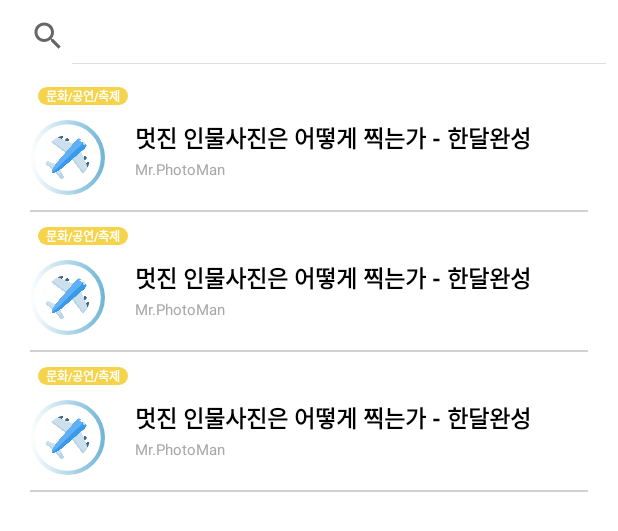
After one commit to KisungHong/seniorcafe, an Android app: the layout fragment_search.xml on its own in the app's theme, with its tools: preview values and no code run, on a phone screen of 412 x 824 dp. The commit adds this screen. Shown: the top 531 px of the screen. Run offline under Robolectric (Android 15) with nearby library versions, the phone set to English and light mode, and no system bars.

Commit message:
7. Page UI : searchView, viewCategory

```diff
--- /dev/null
+++ b/app/src/main/res/drawable/arrow_back.xml
@@ -0,0 +1,5 @@
+<vector android:autoMirrored="true" android:height="24dp"
+    android:tint="#000000" android:viewportHeight="24"
+    android:viewportWidth="24" android:width="24dp" xmlns:android="http://schemas.android.com/apk/res/android">
+    <path android:fillColor="@android:color/white" android:pathData="M20,11H7.83l5.59,-5.59L12,4l-8,8 8,8 1.41,-1.41L7.83,13H20v-2z"/>
+</vector>
--- /dev/null
+++ b/app/src/main/res/drawable/background_skin.xml
@@ -0,0 +1,5 @@
+<?xml version="1.0" encoding="utf-8"?>
+<shape xmlns:android="http://schemas.android.com/apk/res/android">
+    <solid android:color="#FBF6DE"/>
+    <corners android:radius="12dp"/>
+</shape>
--- /dev/null
+++ b/app/src/main/res/layout/fragment_search.xml
@@ -0,0 +1,30 @@
+<?xml version="1.0" encoding="utf-8"?>
+<androidx.constraintlayout.widget.ConstraintLayout xmlns:android="http://schemas.android.com/apk/res/android"
+    xmlns:app="http://schemas.android.com/apk/res-auto"
+    xmlns:tools="http://schemas.android.com/tools"
+    android:layout_width="match_parent"
+    android:layout_height="match_parent"
+    tools:context=".SearchFragment">
+
+    <SearchView
+        android:id="@+id/searchView"
+        android:layout_width="0dp"
+        android:layout_height="wrap_content"
+        android:iconifiedByDefault="false"
+        android:paddingTop="5dp"
+        android:paddingBottom="5dp"
+        app:layout_constraintEnd_toEndOf="parent"
+        app:layout_constraintStart_toStartOf="parent"
+        app:layout_constraintTop_toTopOf="parent" />
+
+    <androidx.recyclerview.widget.RecyclerView
+        android:id="@+id/recyclerView"
+        android:layout_width="0dp"
+        android:layout_height="wrap_content"
+        app:layoutManager="androidx.recyclerview.widget.LinearLayoutManager"
+        app:layout_constraintEnd_toEndOf="parent"
+        app:layout_constraintStart_toStartOf="parent"
+        app:layout_constraintTop_toBottomOf="@+id/searchView"
+        tools:listitem="@layout/item_search_box" />
+
+</androidx.constraintlayout.widget.ConstraintLayout>
--- a/app/src/main/res/layout/item_category.xml
+++ b/app/src/main/res/layout/item_category.xml
@@ -15,8 +15,8 @@
 
     <com.google.android.material.imageview.ShapeableImageView
         android:id="@+id/category_cover_img_iv"
-        android:layout_width="70dp"
-        android:layout_height="70dp"
+        android:layout_width="50dp"
+        android:layout_height="50dp"
         android:scaleType="centerInside"
         app:layout_constraintBottom_toBottomOf="@id/category_background"
         app:layout_constraintEnd_toEndOf="@id/category_background"
--- a/app/src/main/res/layout/item_other_lesson.xml
+++ b/app/src/main/res/layout/item_other_lesson.xml
@@ -32,9 +32,9 @@
         android:layout_height="20dp"
         android:layout_marginEnd="10dp"
         android:layout_marginBottom="10dp"
-        android:background="@drawable/background_lesson"
+        android:background="@drawable/background_badge"
         android:gravity="center"
-        android:text="운동/스포츠"
+        android:text="문화/공연/축제"
         android:textColor="@color/white"
         android:textSize="10sp"
         android:textStyle="bold"
--- /dev/null
+++ b/app/src/main/res/layout/item_search_box.xml
@@ -0,0 +1,85 @@
+<?xml version="1.0" encoding="utf-8"?>
+<androidx.constraintlayout.widget.ConstraintLayout xmlns:android="http://schemas.android.com/apk/res/android"
+    android:layout_width="match_parent"
+    android:layout_height="wrap_content"
+    android:layout_marginStart="20dp"
+    android:layout_marginEnd="20dp"
+    xmlns:app="http://schemas.android.com/apk/res-auto">
+
+    <TextView
+        android:id="@+id/item_search_classification_tv"
+        android:layout_width="60dp"
+        android:gravity="center"
+        android:textColor="@color/white"
+        android:layout_height="match_parent"
+        android:textStyle="bold"
+        android:text="문화/공연/축제"
+        android:textSize="8sp"
+        android:background="@drawable/background_badge"
+        android:layout_marginTop="10dp"
+        android:layout_marginEnd="20dp"
+        android:layout_marginStart="5dp"
+        app:layout_constraintTop_toTopOf="parent"
+        app:layout_constraintStart_toStartOf="parent"/>
+
+    <ImageView
+        android:id="@+id/category_background"
+        android:layout_width="50dp"
+        android:layout_height="50dp"
+        android:layout_marginTop="10dp"
+        android:src="@drawable/background_category"
+        app:layout_constraintStart_toStartOf="parent"
+        app:layout_constraintTop_toBottomOf="@id/item_search_classification_tv" />
+
+
+    <com.google.android.material.imageview.ShapeableImageView
+        android:id="@+id/search_cover_img_iv"
+        android:layout_width="30dp"
+        android:layout_height="30dp"
+        android:scaleType="centerCrop"
+        app:layout_constraintBottom_toBottomOf="@id/category_background"
+        app:layout_constraintEnd_toEndOf="@id/category_background"
+        app:layout_constraintStart_toStartOf="@id/category_background"
+        app:layout_constraintTop_toTopOf="@id/category_background"
+        app:shapeAppearanceOverlay="@style/Circle"
+        app:srcCompat="@drawable/plane" />
+
+    <TextView
+        android:id="@+id/item_search_result_title_tv"
+        android:layout_width="wrap_content"
+        android:layout_height="wrap_content"
+        android:layout_marginStart="20dp"
+        android:maxLines="1"
+        android:text="멋진 인물사진은 어떻게 찍는가 - 한달완성"
+        android:textColor="@color/black"
+        android:textSize="15sp"
+        android:textStyle="bold"
+        app:layout_constraintStart_toEndOf="@id/category_background"
+        app:layout_constraintTop_toTopOf="@+id/category_background" />
+
+    <TextView
+        android:id="@+id/item_search_result_man_tv"
+        android:layout_width="wrap_content"
+        android:layout_height="wrap_content"
+        android:paddingBottom="10dp"
+        android:text="Mr.PhotoMan"
+        android:textColor="#a8a8a8"
+        android:textSize="10sp"
+        app:layout_constraintStart_toStartOf="@id/item_search_result_title_tv"
+        app:layout_constraintBottom_toBottomOf="@id/category_background"
+        />
+
+    <View
+        android:id="@+id/search_line"
+        android:layout_width="match_parent"
+        android:layout_height="1dp"
+        app:layout_constraintStart_toStartOf="parent"
+        app:layout_constraintEnd_toEndOf="parent"
+        android:layout_marginTop="10dp"
+        app:layout_constraintTop_toBottomOf="@id/item_search_result_man_tv"
+        android:background="@color/grey"/>
+
+
+
+
+</androidx.constraintlayout.widget.ConstraintLayout>
--- a/app/src/main/res/layout/item_today_lesson.xml
+++ b/app/src/main/res/layout/item_today_lesson.xml
@@ -33,7 +33,7 @@
         android:layout_height="20dp"
         android:layout_marginEnd="10dp"
         android:layout_marginBottom="10dp"
-        android:background="@drawable/background_lesson"
+        android:background="@drawable/background_badge"
         android:gravity="center"
         android:text="운동/스포츠"
         android:textColor="@color/white"
```
Also changed, not shown: app/src/main/java/com/example/seniorcafe/SearchFragment.kt (added, +59 -0 lines), app/src/main/java/com/example/seniorcafe/ViewCategoryFragment.kt (added, +59 -0 lines), app/src/main/res/drawable/background_category_solid.xml (added, +19 -0 lines), app/src/main/res/layout/fragment_view_category.xml (added, +35 -0 lines), app/src/main/res/layout/item_all_category.xml (added, +45 -0 lines), app/src/main/res/drawable/background_badge.xml (renamed from app/src/main/res/drawable/background_lesson.xml).
